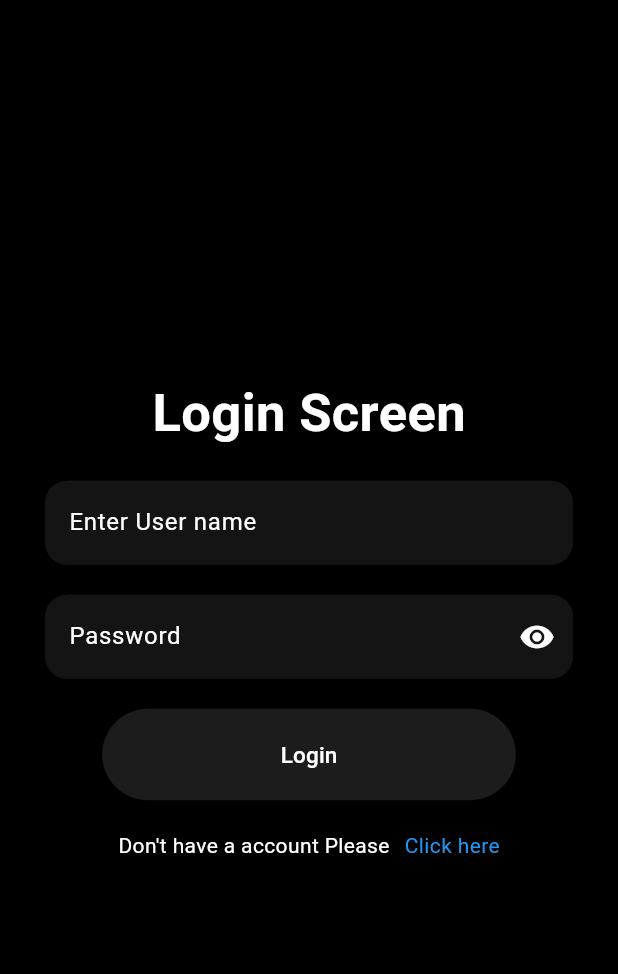
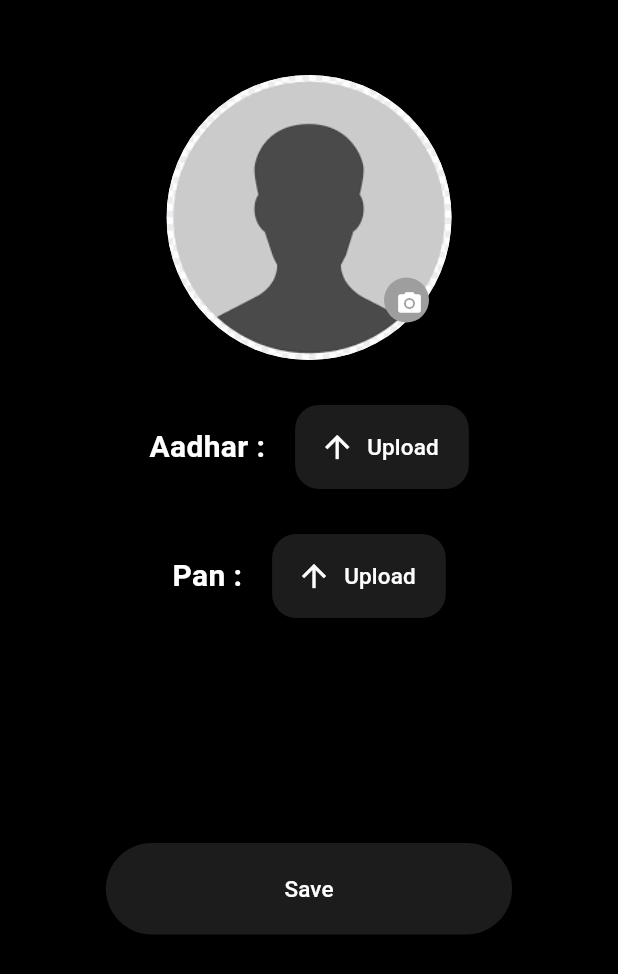
Before and after one commit to hunasiyerra/bekkams_lending, a Flutter app: the screen it shows after launch, on a phone screen of 412 x 824 dp. Shown: the top 974 px of the screen. Run offline on Flutter 3.47's test engine with Material 3 defaults, Android fonts, the phone set to English and light mode, and no system bars; our stand-ins replace cloud_firestore, firebase_auth, firebase_core, firebase_storage, flutter_screenutil, fpdart and 2 more; missing offline and left inert: firebase_app_check, google_mlkit_face_detection, google_mlkit_text_recognition; accounts and stored records are empty.

Commit message:
Image upload and save image data to firebase

```diff
--- a/lib/corecomponents/getit.dart
+++ b/lib/corecomponents/getit.dart
@@ -1,6 +1,7 @@
 import 'package:bekkams_lending/features/auth/data/firebaserepository.dart';
 import 'package:bekkams_lending/features/auth/data/firebaserepositoryimpl.dart';
 import 'package:bekkams_lending/features/auth/presentation/provider/authprovider.dart';
+import 'package:bekkams_lending/features/auth/presentation/provider/imageprovider.dart';
 import 'package:get_it/get_it.dart';
 
 final sl = GetIt.instance;
@@ -10,4 +11,7 @@ void serviceLocators() {
   sl.registerFactory<Authenticationprovider>(
     () => Authenticationprovider(firebaserepository: sl()),
   );
+  sl.registerLazySingleton<CustomImageProvider>(
+    () => CustomImageProvider(firebaserepository: sl()),
+  );
 }
--- a/lib/features/auth/data/domain/entities/userimagedata.dart
+++ b/lib/features/auth/data/domain/entities/userimagedata.dart
@@ -1,9 +1,13 @@
 class Userimagedata {
+  final String pan;
+  final String aadhar;
   final String profileUrl;
   final String panUrl;
   final String aadharUrl;
 
   Userimagedata({
+    required this.pan,
+    required this.aadhar,
     required this.profileUrl,
     required this.panUrl,
     required this.aadharUrl,
--- /dev/null
+++ b/lib/features/auth/data/domain/models/userimagemodel.dart
@@ -0,0 +1,31 @@
+import 'package:bekkams_lending/features/auth/data/domain/entities/userimagedata.dart';
+
+class Userimagemodel extends Userimagedata {
+  Userimagemodel({
+    required super.pan,
+    required super.aadhar,
+    required super.profileUrl,
+    required super.panUrl,
+    required super.aadharUrl,
+  });
+
+  factory Userimagemodel.fromJson(Map<String, dynamic> json) {
+    return Userimagemodel(
+      pan: json["pan"],
+      aadhar: json["aadhar"],
+      profileUrl: json["profileUrl"],
+      panUrl: json["panUrl"],
+      aadharUrl: json["aadharUrl"],
+    );
+  }
+
+  Map<String, dynamic> toJson() {
+    return {
+      "pan": pan,
+      "aadhar": aadhar,
+      "profileUrl": profileUrl,
+      "panUrl": panUrl,
+      "aadharUrl": aadharUrl,
+    };
+  }
+}
--- /dev/null
+++ b/lib/features/auth/presentation/pages/imagespage.dart
@@ -0,0 +1,138 @@
+import 'package:bekkams_lending/features/auth/presentation/provider/authprovider.dart';
+import 'package:bekkams_lending/features/auth/presentation/provider/imageprovider.dart';
+import 'package:bekkams_lending/features/auth/presentation/widgets/errortext.dart';
+import 'package:bekkams_lending/features/auth/presentation/widgets/filledbutton.dart';
+//import 'package:bekkams_lending/features/auth/presentation/widgets/textfield.dart';
+import 'package:bekkams_lending/features/auth/presentation/widgets/uploadbutton.dart';
+import 'package:flutter/material.dart';
+import 'package:provider/provider.dart';
+// import 'package:image_picker/image_picker.dart';
+// import 'package:provider/provider.dart';
+
+class ImageUploadScreen extends StatefulWidget {
+  const ImageUploadScreen({super.key});
+
+  @override
+  State<ImageUploadScreen> createState() => _ImageUploadScreenState();
+}
+
+class _ImageUploadScreenState extends State<ImageUploadScreen> {
+  // late Imageprovider imageprovider;
+
+  @override
+  void initState() {
+    super.initState();
+    // imageprovider = Imageprovider();
+  }
+
+  @override
+  Widget build(BuildContext context) {
+    return Consumer<CustomImageProvider>(
+      builder: (context, imageprovide, child) {
+        return Scaffold(
+          backgroundColor: Colors.black,
+          body: SafeArea(
+            child: Padding(
+              padding: const EdgeInsets.only(top: 50),
+              child: Center(
+                child: Column(
+                  mainAxisAlignment: MainAxisAlignment.start,
+                  children: [
+                    Stack(
+                      children: [
+                        CircleAvatar(
+                          radius: 95,
+                          backgroundImage:
+                              imageprovide.getProfileUrl.isNotEmpty &&
+                                      imageprovide.getimageDisplayed ==
+                                          "Success"
+                                  ? NetworkImage(imageprovide.getProfileUrl)
+                                  : AssetImage(
+                                    'assets/images/placeholderimage.png',
+                                  ),
+                          child:
+                              imageprovide.getProfileUrl.isEmpty &&
+                                      imageprovide.getimageDisplayed ==
+                                          "Loading"
+                                  ? CircularProgressIndicator(
+                                    color: Colors.white,
+                                  )
+                                  : null,
+                        ),
+                        Positioned(
+                          bottom: 25,
+                          right: 15,
+                          child: CircleAvatar(
+                            backgroundColor: Colors.grey,
+                            radius: 15,
+                            child: IconButton(
+                              onPressed: () {
+                                String user =
+                                    context
+                                        .read<Authenticationprovider>()
+                                        .userData!
+                                        .uid;
+                                imageprovide.uploadImageFromCamera(user);
+                              },
+                              icon: Icon(
+                                Icons.camera_alt,
+                                size: 18,
+                                color: Colors.white,
+                              ),
+                            ),
+                          ),
+                        ),
+                      ],
+                    ),
+                    ErrorText(error: imageprovide.getProfileError),
+                    SizedBox(height: 30),
+                    FileUploadButton(
+                      buttonName: "Aadhar :",
+                      onPressed: () async {
+                        //  print("Button Pressed aadhar");
+                        //  await imageprovider.imageFromGallery();
+                        //  print("image printed");
+                        String user =
+                            context
+                                .read<Authenticationprovider>()
+                                .userData!
+                                .uid;
+                        await imageprovide.imageFromGallery(user);
+                      },
+                    ),
+                    ErrorText(error: imageprovide.getAadharError),
+                    SizedBox(height: 30),
+                    FileUploadButton(
+                      buttonName: "Pan :",
+                      onPressed: () async {
+                        String user =
+                            context
+                                .read<Authenticationprovider>()
+                                .userData!
+                                .uid;
+                        await imageprovide.imageFromGallery(user);
+                      },
+                    ),
+                    ErrorText(error: imageprovide.getPanError),
+                    SizedBox(height: 150),
+                    CustomFilledButton(
+                      onPressed: () async {
+                        String user =
+                            context
+                                .read<Authenticationprovider>()
+                                .userData!
+                                .uid;
+                        await imageprovide.saveImageData(user);
+                      },
+                      buttonName: "Save",
+                    ),
+                  ],
+                ),
+              ),
+            ),
+          ),
+        );
+      },
+    );
+  }
+}
--- a/lib/features/auth/presentation/pages/signuppage.dart
+++ b/lib/features/auth/presentation/pages/signuppage.dart
@@ -1,5 +1,6 @@
 import 'package:bekkams_lending/corecomponents/mediaquery.dart';
 import 'package:bekkams_lending/features/auth/presentation/pages/homepage.dart';
+import 'package:bekkams_lending/features/auth/presentation/pages/imagespage.dart';
 import 'package:bekkams_lending/features/auth/presentation/provider/authprovider.dart';
 import 'package:bekkams_lending/features/auth/presentation/widgets/filledbutton.dart';
 import 'package:bekkams_lending/features/auth/presentation/widgets/textfield.dart';
@@ -175,7 +176,7 @@ class _AuthSignUpPageState extends State<AuthSignUpPage> {
                               Navigator.push(
                                 context,
                                 MaterialPageRoute(
-                                  builder: (context) => MyHomePage(),
+                                  builder: (context) => ImageUploadScreen(),
                                 ),
                               );
                             }
--- a/lib/features/auth/presentation/provider/authprovider.dart
+++ b/lib/features/auth/presentation/provider/authprovider.dart
@@ -87,6 +87,7 @@ class Authenticationprovider extends ChangeNotifier {
             email: email.text.trim(),
             phoneNumber: int.parse(phoneNumber.text.trim()),
             role: "admin",
+            createdAt: DateTime.now(),
           ),
         );
         final data = result.fold((value) => value, (failure) => null);
--- /dev/null
+++ b/lib/features/auth/presentation/provider/imageprovider.dart
@@ -0,0 +1,158 @@
+import 'dart:io';
+
+import 'package:bekkams_lending/features/auth/data/domain/models/userimagemodel.dart';
+import 'package:bekkams_lending/features/auth/data/firebaserepository.dart';
+import 'package:flutter/material.dart';
+import 'package:google_mlkit_face_detection/google_mlkit_face_detection.dart';
+import 'package:google_mlkit_text_recognition/google_mlkit_text_recognition.dart';
+
+import 'package:image_picker/image_picker.dart';
+
+class CustomImageProvider extends ChangeNotifier {
+  final Firebaserepository firebaserepository;
+  CustomImageProvider({required this.firebaserepository}) {
+    print("This is image provide");
+  }
+
+  final ImagePicker _imagePicker = ImagePicker();
+  final TextRecognizer textRecognizer = TextRecognizer();
+  final panRegex = RegExp(r'\b[A-Z]{5}[0-9]{4}[A-Z]\b');
+  final aadhaarRegex = RegExp(r'\b\d{4}\s\d{4}\s\d{4}\b');
+  XFile? _file;
+
+  String _displayimage = "StartState";
+  String _imageFolder = "Profile";
+  String? _profileError;
+  String? _aadharError;
+  String? _panError;
+  String? _sizeError;
+  String? _panUrl;
+  String? _aadharUrl;
+  String? _profileUrl;
+  String? _panNumber;
+  String? _aadharNumber;
+
+  //XFile? get getimagepath => _file;
+  String get getimageDisplayed => _displayimage;
+  String? get getAadharError => _aadharError;
+  String? get getPanError => _panError;
+  String? get getProfileError => _profileError;
+  String? get getSizeErroe => _sizeError;
+  String? get getPanNumber => _panNumber;
+  String? get getAasharNumber => _aadharNumber;
+  String get getProfileUrl => _profileUrl ?? "";
+
+  imageFromGallery(String uId) async {
+    _file = await _imagePicker.pickImage(source: ImageSource.gallery);
+    int size = await _file!.length();
+    if (size > 5000000) {
+      _sizeError = "Please upload the files lessthan 5 MB ";
+    } else {
+      InputImage readfile = InputImage.fromFilePath(_file!.path);
+      RecognizedText recognizedText = await textRecognizer.processImage(
+        readfile,
+      );
+      //print(recognizedText.text);
+      if (recognizedText.blocks.isNotEmpty) {
+        List<TextBlock>? data;
+        //  print("lengthe of Recognized test: ${recognizedText.blocks.length}");
+        for (var text in recognizedText.blocks) {
+          if (text.text == "INCOME TAX DEPARTMENT" ||
+              text.text == "GOVERNMENT OF INDIA") {
+            //print(text.text);
+            data = recognizedText.blocks;
+            break;
+          } else {
+            data = null;
+          }
+        }
+        if (data != null && data.isNotEmpty) {
+          for (var test in data) {
+            if (panRegex.hasMatch(test.text)) {
+              _imageFolder = "Pan";
+              _panNumber = test.text;
+              break;
+            } else if (aadhaarRegex.hasMatch(test.text)) {
+              _imageFolder = "Aadhar";
+              _aadharNumber = test.text;
+              break;
+            }
+          }
+          final value = await uploadimagetoserver(uId, File(_file!.path));
+          if (value != null && _imageFolder == "Pan") {
+            _panUrl = value;
+          } else {
+            _panError = "Unable to upload Pan";
+          }
+          if (value != null && _imageFolder == "Aadhar") {
+            _aadharUrl = value;
+          } else {
+            _aadharError = "Unable to upload Aadhar";
+          }
+        }
+      }
+    }
+    notifyListeners();
+  }
+
+  uploadImageFromCamera(String uId) async {
+    _displayimage = "Loading";
+    notifyListeners();
+    _file = await _imagePicker.pickImage(source: ImageSource.camera);
+    InputImage image = InputImage.fromFilePath(_file!.path);
+    final FaceDetector faceDetector = FaceDetector(
+      options: FaceDetectorOptions(
+        enableContours: false,
+        enableLandmarks: false,
+        performanceMode: FaceDetectorMode.fast,
+      ),
+    );
+    final List<Face> faces = await faceDetector.processImage(image);
+    await faceDetector.close();
+    if (faces.isNotEmpty) {
+      final result = await uploadimagetoserver(uId, File(_file!.path));
+      if (result != null && result.isNotEmpty) {
+        _profileUrl = result;
+        _displayimage = "Success";
+      } else {
+        _profileError = "Unable to upload the data";
+      }
+    } else {
+      _profileError = "Please Capture the image of face";
+    }
+    notifyListeners();
+  }
+
+  Future<String?> uploadimagetoserver(String uid, File file) async {
+    var data = await firebaserepository.uploadImage(uid, _imageFolder, file);
+    final result = data.fold((url) => url, (failure) => null);
+    return result;
+  }
+
+  Future<String?> saveImageData(String uId) async {
+    if (_profileUrl != null &&
+        _profileUrl!.isNotEmpty &&
+        _aadharUrl != null &&
+        _aadharUrl!.isNotEmpty &&
+        _panUrl != null &&
+        _panUrl!.isNotEmpty &&
+        _panNumber != null &&
+        _panNumber!.isNotEmpty &&
+        _aadharNumber != null &&
+        _aadharNumber!.isNotEmpty) {
+      final data = await firebaserepository.uploadImagedata(uId, [
+        Userimagemodel(
+          pan: _panNumber!,
+          aadhar: _aadharNumber!,
+          profileUrl: _profileUrl!,
+          panUrl: _panUrl!,
+          aadharUrl: _aadharUrl!,
+        ),
+      ]);
+
+      final result = data.fold((value) => value, (failure) => null);
+      return result;
+    }
+    return null;
+  }
+}
--- /dev/null
+++ b/lib/features/auth/presentation/widgets/uploadbutton.dart
@@ -0,0 +1,42 @@
+import 'package:flutter/material.dart';
+
+class FileUploadButton extends StatelessWidget {
+  final void Function()? onPressed;
+  //final Widget text;
+  //final Icon? icon;
+  final String buttonName;
+  const FileUploadButton({
+    super.key,
+    this.onPressed,
+    //required this.text,
+    // this.icon,
+    required this.buttonName,
+  });
+
+  @override
+  Widget build(BuildContext context) {
+    return Row(
+      mainAxisAlignment: MainAxisAlignment.center,
+      children: [
+        Text(
+          buttonName,
+          style: TextStyle(
+            color: Colors.white,
+            fontSize: 20,
+            fontWeight: FontWeight.bold,
+          ),
+        ),
+        SizedBox(width: 20),
+        FloatingActionButton.extended(
+          backgroundColor: Color.fromARGB(255, 29, 28, 28),
+          onPressed: onPressed,
+          label: Text(
+            "Upload",
+            style: TextStyle(color: Colors.white, fontSize: 15),
+          ),
+          icon: Icon(Icons.arrow_upward, color: Colors.white),
+        ),
+      ],
+    );
+  }
+}
--- a/lib/main.dart
+++ b/lib/main.dart
@@ -1,6 +1,10 @@
 import 'package:bekkams_lending/corecomponents/getit.dart';
+import 'package:bekkams_lending/features/auth/presentation/pages/imagespage.dart';
 import 'package:bekkams_lending/features/auth/presentation/pages/loginpage.dart';
+//import 'package:bekkams_lending/features/auth/presentation/pages/loginpage.dart';
 import 'package:bekkams_lending/features/auth/presentation/provider/authprovider.dart';
+import 'package:bekkams_lending/features/auth/presentation/provider/imageprovider.dart';
+import 'package:firebase_app_check/firebase_app_check.dart';
 import 'package:firebase_core/firebase_core.dart';
 import 'package:flutter/material.dart';
 import 'package:flutter_screenutil/flutter_screenutil.dart';
@@ -10,6 +14,11 @@ void main() async {
   WidgetsFlutterBinding.ensureInitialized();
   await Firebase.initializeApp();
   serviceLocators();
+  // we have to do in production.
+  // await FirebaseAppCheck.instance.activate(
+  //   androidProvider: AndroidProvider.debug, //FOR DEV
+  //   // androidProvider: AndroidProvider.playIntegrity, // PROD
+  // );
   runApp(const MyApp());
 }
 
@@ -25,11 +34,14 @@ class MyApp extends StatelessWidget {
           ChangeNotifierProvider<Authenticationprovider>(
             create: (context) => sl(),
           ),
+          ChangeNotifierProvider<CustomImageProvider>(
+            create: (context) => sl(),
+          ),
         ],
         child: MaterialApp(
           debugShowCheckedModeBanner: false,
-          title: 'Fruit Market Application',
-          home: AuthLoginPage(),
+          title: 'Lending application',
+          home: ImageUploadScreen(),
         ),
       ),
     );
```
Also changed, not shown: lib/features/auth/data/domain/models/userdatamodel.dart (+10 -5 lines), lib/features/auth/data/firebaserepository.dart (+13 -1 lines), lib/features/auth/data/firebaserepositoryimpl.dart (+51 -2 lines), lib/features/auth/presentation/widgets/errortext.dart (added, +22 -0 lines), pubspec.yaml (+7 -2 lines), assets/images/placeholderimage.png (added), pubspec.lock, 6 other files.
